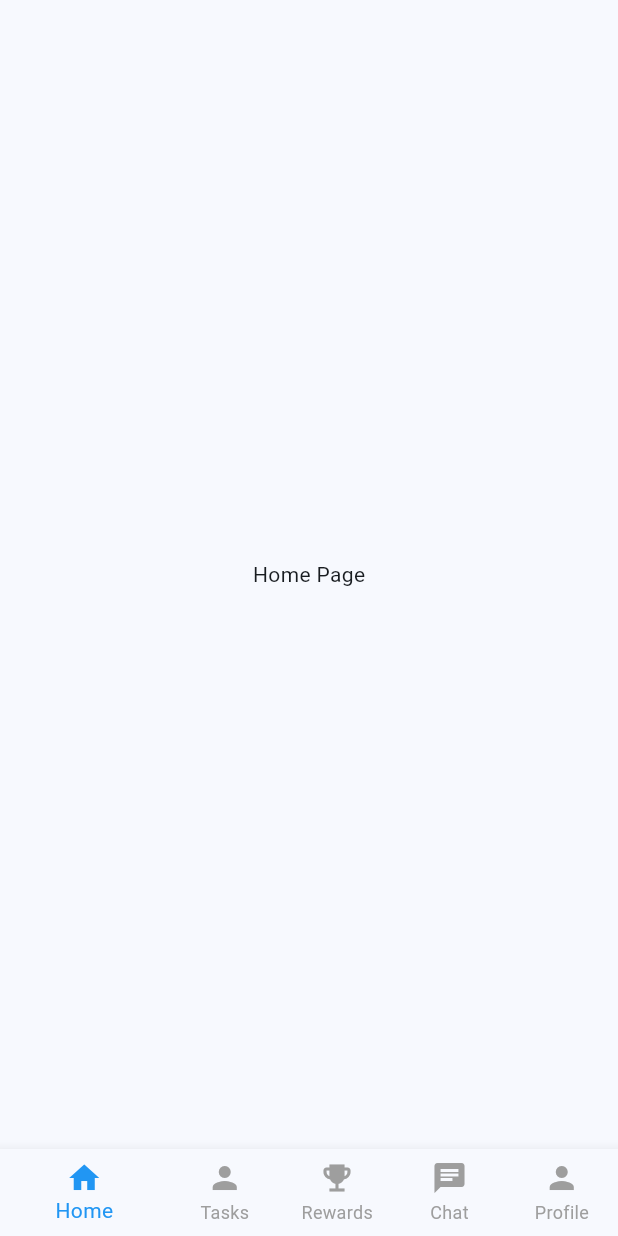
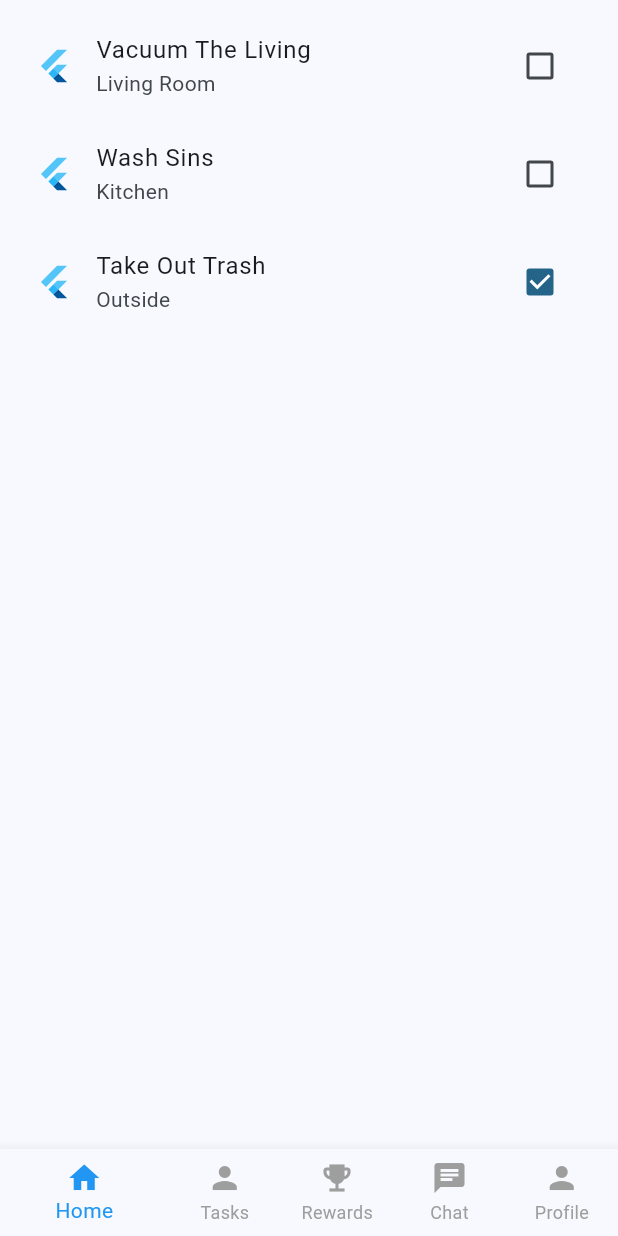
Before and after one commit to ChoreBuddies/chorebuddies_flutter, a Flutter app: the screen it shows after launch, on a phone screen of 412 x 824 dp. Run offline on Flutter 3.47's test engine with Material 3 defaults, Android fonts, the phone set to English and light mode, and no system bars.

Commit message:
created task_view, and list of mocked tasks in homepage

```diff
--- a/lib/pages/main_layout.dart
+++ b/lib/layout/main_layout.dart
@@ -1,5 +1,5 @@
 import 'package:flutter/material.dart';
-import 'home_page.dart';
+import '../pages/home_page.dart';
 
 class MainLayout extends StatefulWidget {
   const MainLayout({Key? key}) : super(key: key);
--- a/lib/main.dart
+++ b/lib/main.dart
@@ -1,4 +1,4 @@
-import 'package:chorebuddies_flutter/pages/main_layout.dart';
+import 'package:chorebuddies_flutter/layout/main_layout.dart';
 import 'package:flutter/material.dart';
 
 void main() {
--- a/lib/pages/home_page.dart
+++ b/lib/pages/home_page.dart
@@ -1,10 +1,25 @@
+import 'package:chorebuddies_flutter/tasks/task_view.dart';
 import 'package:flutter/material.dart';
+import 'package:chorebuddies_flutter/tasks/mock_task_list.dart';
 
 class HomePage extends StatelessWidget {
   const HomePage({Key? key}) : super(key: key);
 
   @override
   Widget build(BuildContext context) {
-    return const Center(child: Text('Home Page'));
+    // Example data for the ListView
+    final items = mockTasks;
+
+    return Padding(
+      padding: const EdgeInsets.all(8.0),
+      child: Center(
+        child: ListView.builder(
+          itemCount: items.length,
+          itemBuilder: (context, index) {
+            return TaskView(task: items[index]);
+          },
+        ),
+      ),
+    );
   }
 }
--- /dev/null
+++ b/lib/tasks/mock_task_list.dart
@@ -0,0 +1,35 @@
+import 'package:chorebuddies_flutter/tasks/models/status.dart';
+import 'package:chorebuddies_flutter/tasks/models/task.dart';
+
+final mockTasks = [
+  Task(
+    '1',
+    'Vacuum The Living',
+    'Vacuum the entire living room thoroughly.',
+    'Alice',
+    DateTime.now().add(Duration(days: 1)),
+    Status.assigned,
+    'Living Room',
+    rewardPointsCount: 10,
+  ),
+  Task(
+    '2',
+    'Wash Sins',
+    'Clean all dishes after dinner.',
+    'Bob',
+    DateTime.now().add(Duration(days: 2)),
+    Status.unassigned,
+    'Kitchen',
+    rewardPointsCount: 5,
+  ),
+  Task(
+    '3',
+    'Take Out Trash',
+    'Take out the trash before 8 PM.',
+    'Charlie',
+    DateTime.now().add(Duration(days: 3)),
+    Status.completed,
+    'Outside',
+    rewardPointsCount: 8,
+  ),
+];
--- /dev/null
+++ b/lib/tasks/models/status.dart
@@ -0,0 +1,6 @@
+import 'package:json_annotation/json_annotation.dart';
+
+part 'status.g.dart';
+
+@JsonEnum(alwaysCreate: true)
+enum Status { unassigned, assigned, completed }
--- /dev/null
+++ b/lib/tasks/models/task.dart
@@ -0,0 +1,27 @@
+import 'package:chorebuddies_flutter/tasks/models/status.dart';
+import 'package:json_annotation/json_annotation.dart';
+
+part 'task.g.dart';
+
+@JsonSerializable()
+class Task {
+  String id;
+  String name;
+  String description;
+  String assignedTo;
+  DateTime dueDate;
+  Status status;
+  String room;
+  int rewardPointsCount;
+
+  Task(
+    this.id,
+    this.name,
+    this.description,
+    this.assignedTo,
+    this.dueDate,
+    this.status,
+    this.room, {
+    this.rewardPointsCount = 0,
+  });
+}
--- /dev/null
+++ b/lib/tasks/task_view.dart
@@ -0,0 +1,21 @@
+import 'package:chorebuddies_flutter/tasks/models/status.dart';
+import 'package:chorebuddies_flutter/tasks/models/task.dart';
+import 'package:flutter/material.dart';
+
+class TaskView extends StatelessWidget {
+  final Task task;
+
+  const TaskView({super.key, required this.task});
+
+  @override
+  Widget build(BuildContext context) {
+    return CheckboxListTile(
+      title: Text(task.name),
+      subtitle: Text(task.room),
+      secondary: FlutterLogo(),
+      controlAffinity: ListTileControlAffinity.trailing,
+      value: task.status == Status.completed,
+      onChanged: (value) => {},
+    );
+  }
+}
--- a/pubspec.yaml
+++ b/pubspec.yaml
@@ -2,7 +2,7 @@ name: chorebuddies_flutter
 description: "A new Flutter project."
 # The following line prevents the package from being accidentally published to
 # pub.dev using `flutter pub publish`. This is preferred for private packages.
-publish_to: 'none' # Remove this line if you wish to publish to pub.dev
+publish_to: "none" # Remove this line if you wish to publish to pub.dev
 
 # The following defines the version and build number for your application.
 # A version number is three numbers separated by dots, like 1.2.43
@@ -30,6 +30,7 @@ environment:
 dependencies:
   flutter:
     sdk: flutter
+  json_annotation: any
 
   # The following adds the Cupertino Icons font to your application.
   # Use with the CupertinoIcons class for iOS style icons.
@@ -38,6 +39,8 @@ dependencies:
 dev_dependencies:
   flutter_test:
     sdk: flutter
+  build_runner: any
+  json_serializable: any
 
   # The "flutter_lints" package below contains a set of recommended lints to
   # encourage good coding practices. The lint set provided by the package is
@@ -51,7 +54,6 @@ dev_dependencies:
 
 # The following section is specific to Flutter packages.
 flutter:
-
   # The following line ensures that the Material Icons font is
   # included with your application, so that you can use the icons in
   # the material Icons class.
```
Also changed, not shown: lib/tasks/models/status.g.dart (added), lib/tasks/models/task.g.dart (added), pubspec.lock.
